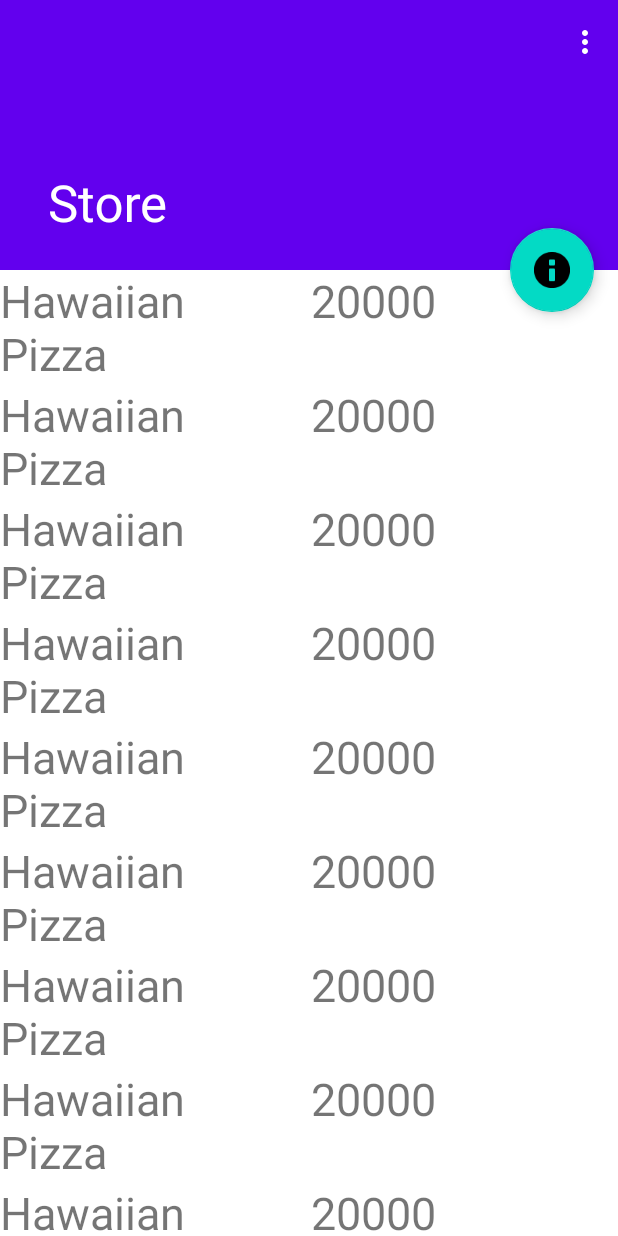
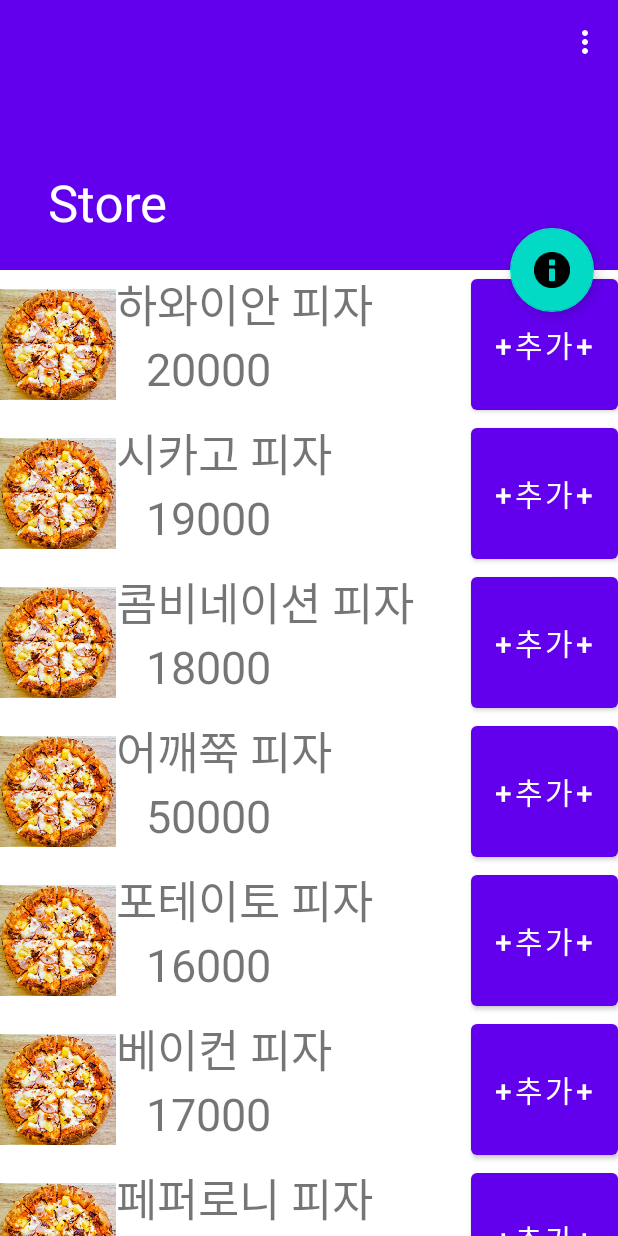
Before and after one commit to tjwjdgus12/good-pizza-great-pizza, an Android app: the screen it shows after launch (ScrollingActivity), on a phone screen of 412 x 824 dp. Run offline under Robolectric (Android 15) with nearby library versions, the phone set to English and light mode, and no system bars.

Commit message:
Pizza initialization modified, recyclerview layout changed, PMenu and MenuAccessor parameters name refactored

```diff
--- a/SubGroup1_Store/Store/app/src/main/java/com/example/store/MenuAccessor.java
+++ b/SubGroup1_Store/Store/app/src/main/java/com/example/store/MenuAccessor.java
@@ -12,13 +12,24 @@ public class MenuAccessor {
     }
 
     //Initializers
-    public MenuAccessor(){
-        this(1);
-    }
-    public MenuAccessor(int _num) {
-       menu_list = new ArrayList<PMenu>();
-       for(int i = 0; i < _num; i++) {
-           menu_list.add(new PMenu("Hawaiian Pizza", 20000));
-       }
+    public MenuAccessor(){}
+    public MenuAccessor(int num) {
+        //for test
+        menu_list = new ArrayList<PMenu>();
+        menu_list.add(new PMenu("하와이안 피자", 20000));
+        menu_list.add(new PMenu("시카고 피자", 19000));
+        menu_list.add(new PMenu("콤비네이션 피자", 18000));
+        menu_list.add(new PMenu("어깨쭉 피자", 50000));
+        menu_list.add(new PMenu("포테이토 피자", 16000));
+        menu_list.add(new PMenu("베이컨 피자", 17000));
+        menu_list.add(new PMenu("페퍼로니 피자", 15000));
+        menu_list.add(new PMenu("블랙 알리오 피자", 23000));
+        menu_list.add(new PMenu("웃음꽃 활짝 피자", 10000));
+        menu_list.add(new PMenu("파김치 피자", 22000));
+        menu_list.add(new PMenu("피자 피자", 20000));
+        menu_list.add(new PMenu("피자헛", 18000));
+        menu_list.add(new PMenu("병역기 피자", 0));
+        menu_list.add(new PMenu("도미노피자", 18000));
+        menu_list.add(new PMenu("헬로월드 피자", -1));
     }
 }
--- a/SubGroup1_Store/Store/app/src/main/java/com/example/store/PMenu.java
+++ b/SubGroup1_Store/Store/app/src/main/java/com/example/store/PMenu.java
@@ -26,14 +26,14 @@ public class PMenu {
         this.price = 20000;
         this.img = null;
     }
-    public PMenu(String _name, int _price){
-        this.name = _name;
-        this.price = _price;
+    public PMenu(String name, int price){
+        this.name = name;
+        this.price = price;
         this.img = null;
     }
-    public PMenu(String _name, int _price, Image _img){
-        this.name = _name;
-        this.price = _price;
-        this.img = _img;
+    public PMenu(String name, int price, Image img){
+        this.name = name;
+        this.price = price;
+        this.img = img;
     }
 }
--- a/SubGroup1_Store/Store/app/src/main/java/com/example/store/ScrollingActivity.java
+++ b/SubGroup1_Store/Store/app/src/main/java/com/example/store/ScrollingActivity.java
@@ -40,11 +40,9 @@ public class ScrollingActivity extends AppCompatActivity {
         MenuAccessor mAccess = new MenuAccessor(20);
         menuList = mAccess.getMenu();
 
-
         menuAdapter = new MenuRecylerViewAdapter(menuList);
         recyclerView.setAdapter(menuAdapter);
 
-        menuAdapter.addItem(new PMenu("웃음꽃 활짝 피자", 500));
 
         Toolbar toolbar = (Toolbar) findViewById(R.id.toolbar);
         setSupportActionBar(toolbar);
--- a/SubGroup1_Store/Store/app/src/main/res/layout/recyclerview_item.xml
+++ b/SubGroup1_Store/Store/app/src/main/res/layout/recyclerview_item.xml
@@ -1,21 +1,45 @@
 <?xml version="1.0" encoding="utf-8"?>
 <LinearLayout xmlns:android="http://schemas.android.com/apk/res/android"
+    xmlns:app="http://schemas.android.com/apk/res-auto"
     android:layout_width="match_parent"
     android:layout_height="wrap_content">
 
+    <ImageView
+        android:id="@+id/imageView"
+        android:layout_width="252dp"
+        android:layout_height="99dp"
+        android:layout_weight="1"
+        app:srcCompat="@drawable/hawaiian_pizza" />
+
+    <LinearLayout
+        android:layout_width="match_parent"
+        android:layout_height="match_parent"
+        android:layout_weight="1"
+        android:orientation="vertical">
+
         <TextView
             android:id="@+id/name_view"
-        android:layout_width="187dp"
+            android:layout_width="match_parent"
             android:layout_height="wrap_content"
-        android:text="1"
+            android:text="pizza_name"
             android:textSize="30sp" />
+
         <TextView
-        android:layout_width="wrap_content"
+            android:id="@+id/price_view"
+            android:layout_width="match_parent"
             android:layout_height="wrap_content"
-        android:id="@+id/price_view"
             android:layout_marginStart="20dp"
-        android:text="test"
-        android:textSize="30sp"
-        android:layout_marginLeft="20dp" />
+            android:layout_marginLeft="20dp"
+            android:text="price"
+            android:textSize="30sp" />
 
     </LinearLayout>
+
+    <Button
+        android:id="@+id/button"
+        android:layout_width="wrap_content"
+        android:layout_height="match_parent"
+        android:text="+추가+"
+        android:textSize="20sp" />
+
+</LinearLayout>
```
Lines whose indentation alone changed are shown as unchanged.
